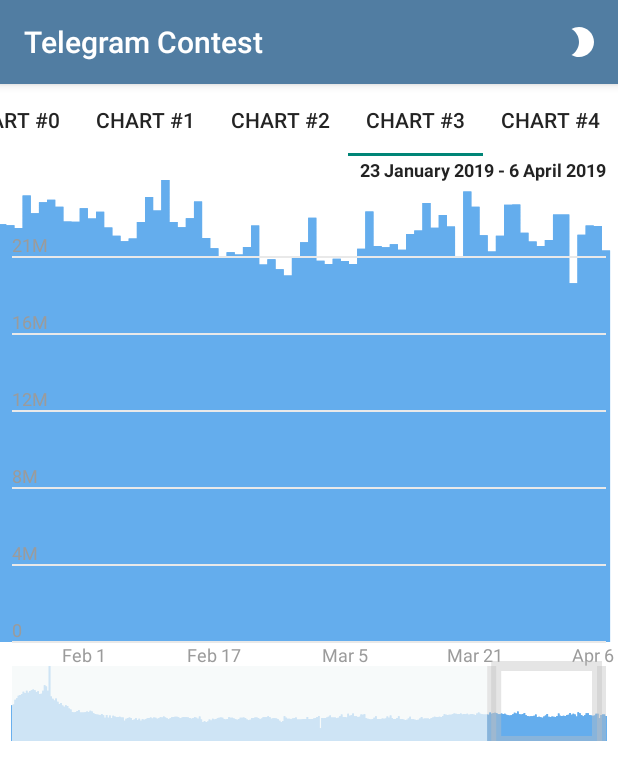
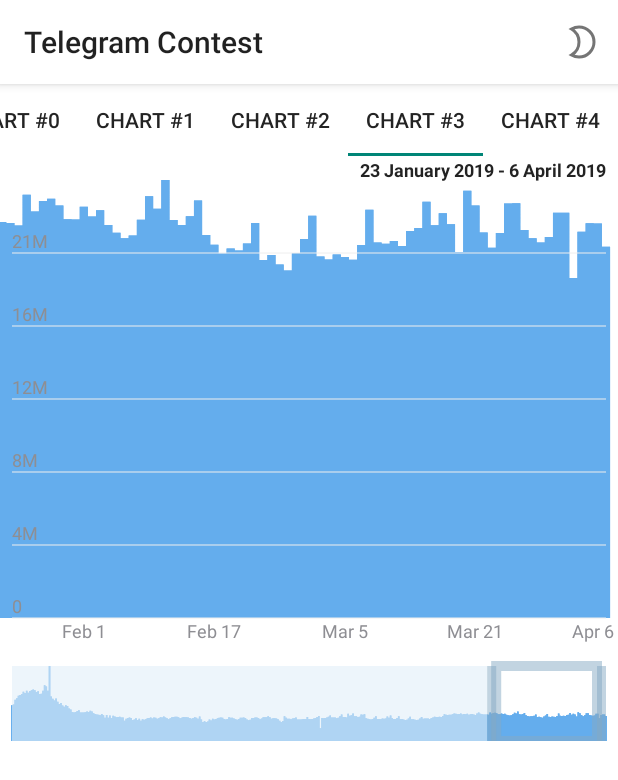
Before and after one commit to e-teplyako/Chart_Drawer_for_Telegram_Contest, an Android app: the screen it shows after launch (MainActivity), tab 4 chosen, on a phone screen of 412 x 824 dp. Shown: the top 780 px of the screen. Run offline under Robolectric (Android 15) with nearby library versions, the phone set to English and light mode, and no system bars.

Commit message:
icon and action bar design

```diff
--- a/app/src/main/java/com/teplyakova/april/telegramcontest/Drawing/BarChartDrawer.java
+++ b/app/src/main/java/com/teplyakova/april/telegramcontest/Drawing/BarChartDrawer.java
@@ -71,16 +71,15 @@ public class BarChartDrawer extends BaseBarChartDrawer {
         //text
         mPlateXValuePaint.setTextSize(mTextSizeLargePx);
         mPlateXValuePaint.setTextAlign(Paint.Align.CENTER);
-        canvas.drawText(DateTimeUtils.formatDateEEEdMMMYYYY(mPosX[mPositionOfChosenPoint]), left + mPlateWidthPx * 0.5f, top + mPlateHeightPx * 0.1f, mPlateXValuePaint);
+        canvas.drawText(DateTimeUtils.formatDateEEEdMMMYYYY(mPosX[mPositionOfChosenPoint]), left + mPlateWidthPx * 0.5f, top + mPlateHeightPx * 0.4f, mPlateXValuePaint);
 
         mPlateYValuePaint.setTextSize(mTextSizeMediumPx);
         mPlateNamePaint.setTextSize(mTextSizeMediumPx);
         mPlateYValuePaint.setTextAlign(Paint.Align.RIGHT);
         mPlateNamePaint.setTextAlign(Paint.Align.LEFT);
-        float heightOffset = 0.2f;
+        float heightOffset = 0.8f;
         for (LineData line : mLines){
             mPlateYValuePaint.setColor(line.color);
-            mPlateNamePaint.setColor(line.color);
             canvas.drawText(line.name, left + mPlateWidthPx * 0.05f, top + mPlateHeightPx * heightOffset, mPlateNamePaint);
             canvas.drawText(String.valueOf(line.posY[mPositionOfChosenPoint]), right - mPlateWidthPx * 0.05f, top + mPlateHeightPx * heightOffset, mPlateYValuePaint);
             heightOffset += 0.1f;
--- a/app/src/main/java/com/teplyakova/april/telegramcontest/Drawing/StackedAreaChartDrawer.java
+++ b/app/src/main/java/com/teplyakova/april/telegramcontest/Drawing/StackedAreaChartDrawer.java
@@ -49,8 +49,8 @@ public class StackedAreaChartDrawer implements ChartDrawer {
     protected final int   TEXT_SIZE_DP             = 12;
     protected final int   TEXT_LABEL_WIDTH_DP      = 36;
     protected final int   TEXT_LABEL_DISTANCE_DP   = 22;
-    protected final int   PLATE_WIDTH_DP           = 120;
-    protected final int   PLATE_HEIGHT_DP          = 180;
+    protected final int   PLATE_WIDTH_DP           = 140;
+    protected final int   PLATE_HEIGHT_DP          = 130;
     protected final int   TEXT_SIZE_SMALL_DP       = 8;
     protected final int   TEXT_SIZE_MEDIUM_DP      = 12;
     protected final int   TEXT_SIZE_LARGE_DP       = 14;
@@ -223,13 +223,13 @@ public class StackedAreaChartDrawer implements ChartDrawer {
         mChartDrawingAreaStartX = drawingAreaOffsetXPx;
         mChartDrawingAreaEndX = width - drawingAreaOffsetXPx;
         mChartDrawingAreaStartY = drawingAreaOffsetYPx;
-        mChartDrawingAreaEndY = height - scrollDrawingAreaHeightPx - drawingAreaOffsetYPx;
+        mChartDrawingAreaEndY = height - scrollDrawingAreaHeightPx - 2 * drawingAreaOffsetYPx;
         mChartDrawingAreaWidth = mChartDrawingAreaEndX - mChartDrawingAreaStartX;
         mChartDrawingAreaHeight = mChartDrawingAreaEndY - mChartDrawingAreaStartY;
 
         mScrollDrawingAreaStartX = drawingAreaOffsetXPx;
         mScrollDrawingAreaEndX = width - drawingAreaOffsetXPx;
-        mScrollDrawingAreaStartY = mChartDrawingAreaEndY + drawingAreaOffsetYPx;
+        mScrollDrawingAreaStartY = mChartDrawingAreaEndY + 2 * drawingAreaOffsetYPx;
         mScrollDrawingAreaEndY = mScrollDrawingAreaStartY + scrollDrawingAreaHeightPx;
         mScrollDrawingAreaWidth = mScrollDrawingAreaEndX - mScrollDrawingAreaStartX;
         mScrollDrawingAreaHeight = mScrollDrawingAreaEndY - mScrollDrawingAreaStartY;
@@ -465,7 +465,7 @@ public class StackedAreaChartDrawer implements ChartDrawer {
         if (mTheme.resolveAttribute(R.attr.dividerColor, dividerColor, true)) {
             mDividerPaint.setColor(dividerColor.data);
         }
-        mDividerPaint.setStrokeWidth(2);
+        mDividerPaint.setStrokeWidth(1);
 
         mBaseLabelPaint = new TextPaint();
         mBaseLabelPaint.setTextSize(mTextSizePx);
@@ -474,6 +474,7 @@ public class StackedAreaChartDrawer implements ChartDrawer {
             mBaseLabelPaint.setColor(baseLabelColor.data);
         }
         mBaseLabelPaint.setTypeface(Typeface.create("Roboto", Typeface.NORMAL));
+        mBaseLabelPaint.setAntiAlias(true);
 
         mPlatePaint = new Paint();
 
@@ -483,12 +484,16 @@ public class StackedAreaChartDrawer implements ChartDrawer {
             mPlateXValuePaint.setColor(textColor.data);
         }
         mPlateXValuePaint.setTypeface(Typeface.create("Roboto", Typeface.BOLD));
+        mPlateXValuePaint.setAntiAlias(true);
 
         mPlateYValuePaint = new TextPaint();
         mPlateYValuePaint.setTypeface(Typeface.create("Roboto", Typeface.BOLD));
+        mPlateYValuePaint.setAntiAlias(true);
 
         mPlateNamePaint = new TextPaint();
         mPlateNamePaint.setTypeface(Typeface.create("Roboto", Typeface.NORMAL));
+        mPlateNamePaint.setAntiAlias(true);
+        mPlateNamePaint.setColor(textColor.data);
 
         mBackgroundPaint = new Paint();
         TypedValue backgroundColor = new TypedValue();
@@ -850,20 +855,13 @@ public class StackedAreaChartDrawer implements ChartDrawer {
         mPlateNamePaint.setTextSize(mTextSizeMediumPx);
         mPlateYValuePaint.setTextAlign(Paint.Align.RIGHT);
         mPlateNamePaint.setTextAlign(Paint.Align.LEFT);
-        float heightOffset = 0.2f;
-        long sumOfChosenValues = 0;
+        float heightOffset = 0.24f;
         for (ChartArea area : areas){
             mPlateYValuePaint.setColor(area.Data.color);
-            mPlateNamePaint.setColor(area.Data.color);
             canvas.drawText(String.valueOf(area.Percentages[mPositionOfChosenPoint - mPointsMinIndex]) + "% " + area.Data.name, left + mPlateWidthPx * 0.05f, top + mPlateHeightPx * heightOffset, mPlateNamePaint);
             canvas.drawText(String.valueOf(area.Data.posY[mPositionOfChosenPoint]), right - mPlateWidthPx * 0.05f, top + mPlateHeightPx * heightOffset, mPlateYValuePaint);
-            heightOffset += 0.1f;
-            sumOfChosenValues += area.Data.posY[mPositionOfChosenPoint];
+            heightOffset += 0.14f;
         }
-        mPlateNamePaint.setColor(Color.BLACK);
-        mPlateYValuePaint.setColor(Color.BLACK);
-        canvas.drawText("All", left + mPlateWidthPx * 0.05f, top + mPlateHeightPx * heightOffset, mPlateNamePaint);
-        canvas.drawText(String.valueOf(sumOfChosenValues), right - mPlateWidthPx * 0.05f, top + mPlateHeightPx * heightOffset, mPlateYValuePaint);
     }
 
     private void drawYLabels (float height, long yMax, int alpha, boolean left, Canvas canvas) {
--- a/app/src/main/java/com/teplyakova/april/telegramcontest/Drawing/StackedBarChartDrawer.java
+++ b/app/src/main/java/com/teplyakova/april/telegramcontest/Drawing/StackedBarChartDrawer.java
@@ -82,14 +82,11 @@ public class StackedBarChartDrawer extends BaseBarChartDrawer {
         long sumOfChosenValues = 0;
         for (LineData line : mLines){
             mPlateYValuePaint.setColor(line.color);
-            mPlateNamePaint.setColor(line.color);
             canvas.drawText(line.name, left + mPlateWidthPx * 0.05f, top + mPlateHeightPx * heightOffset, mPlateNamePaint);
             canvas.drawText(String.valueOf(line.posY[mPositionOfChosenPoint]), right - mPlateWidthPx * 0.05f, top + mPlateHeightPx * heightOffset, mPlateYValuePaint);
             heightOffset += 0.1f;
             sumOfChosenValues += line.posY[mPositionOfChosenPoint];
         }
-        mPlateNamePaint.setColor(Color.BLACK);
-        mPlateYValuePaint.setColor(Color.BLACK);
         canvas.drawText("All", left + mPlateWidthPx * 0.05f, top + mPlateHeightPx * heightOffset, mPlateNamePaint);
         canvas.drawText(String.valueOf(sumOfChosenValues), right - mPlateWidthPx * 0.05f, top + mPlateHeightPx * heightOffset, mPlateYValuePaint);
 
--- a/app/src/main/java/com/teplyakova/april/telegramcontest/UI/MainActivity.java
+++ b/app/src/main/java/com/teplyakova/april/telegramcontest/UI/MainActivity.java
@@ -96,10 +96,10 @@ public class MainActivity extends AppCompatActivity {
         inflater.inflate(R.menu.switch_mode_menu, menu);
         MenuItem item = menu.findItem(R.id.switch_theme);
         if (isNightModeEnabled()) {
-            item.setIcon(ContextCompat.getDrawable(this, R.drawable.ic_day_mode));
+            item.setIcon(ContextCompat.getDrawable(this, R.drawable.ic_night_mode));
         }
         else {
-            item.setIcon(ContextCompat.getDrawable(this, R.drawable.ic_night_mode));
+            item.setIcon(ContextCompat.getDrawable(this, R.drawable.ic_day_mode));
         }
         return true;
     }
--- a/app/src/main/res/drawable/ic_day_mode.xml
+++ b/app/src/main/res/drawable/ic_day_mode.xml
@@ -4,6 +4,7 @@
     android:viewportWidth="24"
     android:viewportHeight="24">
   <path
-      android:fillColor="#FFFFFFFF"
-      android:pathData="M20,15.31L23.31,12 20,8.69V4h-4.69L12,0.69 8.69,4H4v4.69L0.69,12 4,15.31V20h4.69L12,23.31 15.31,20H20v-4.69zM12,18c-3.31,0 -6,-2.69 -6,-6s2.69,-6 6,-6 6,2.69 6,6 -2.69,6 -6,6z"/>
+      android:strokeColor="#757575"
+      android:strokeWidth="2"
+      android:pathData="M10,2c-1.82,0 -3.53,0.5 -5,1.35C7.99,5.08 10,8.3 10,12s-2.01,6.92 -5,8.65C6.47,21.5 8.18,22 10,22c5.52,0 10,-4.48 10,-10S15.52,2 10,2z"/>
 </vector>
--- a/app/src/main/res/drawable/ic_night_mode.xml
+++ b/app/src/main/res/drawable/ic_night_mode.xml
@@ -4,6 +4,7 @@
     android:viewportWidth="24"
     android:viewportHeight="24">
   <path
-      android:fillColor="#FFFFFFFF"
+      android:strokeColor="#FFFFFF"
+      android:strokeWidth="2"
       android:pathData="M10,2c-1.82,0 -3.53,0.5 -5,1.35C7.99,5.08 10,8.3 10,12s-2.01,6.92 -5,8.65C6.47,21.5 8.18,22 10,22c5.52,0 10,-4.48 10,-10S15.52,2 10,2z"/>
 </vector>
--- a/app/src/main/res/menu/switch_mode_menu.xml
+++ b/app/src/main/res/menu/switch_mode_menu.xml
@@ -2,7 +2,7 @@
 <menu xmlns:android="http://schemas.android.com/apk/res/android"
     xmlns:app="http://schemas.android.com/apk/res-auto">
     <item android:id="@+id/switch_theme"
-        android:icon="@drawable/ic_night_mode"
+        android:icon="@drawable/ic_day_mode"
         android:title="@string/switch_mode"
         app:showAsAction="ifRoom"/>
 </menu>
--- a/app/src/main/res/values/colors.xml
+++ b/app/src/main/res/values/colors.xml
@@ -4,24 +4,26 @@
     <color name="colorPrimaryDark">#303F9F</color>
     <color name="colorAccent">#FF4081</color>
 
-    <color name="actionBarColorDay">#517da2</color>
+    <color name="actionBarTextColorDay">#000000</color>
+    <color name="actionBarTextColorNight">#FFFFFF</color>
+    <color name="actionBarColorDay">#FFFFFF</color>
     <color name="actionBarColorNight">#212d3b</color>
     <color name="primaryBackgroundColorDay">#ffffff</color>
     <color name="primaryBackgroundColorNight">#1d2733</color>
-    <color name="chartScrollViewBackgroundColorDay">#BBf5f8f9</color>
-    <color name="chartScrollViewBackgroundColorNight">#BB19232e</color>
+    <color name="chartScrollViewBackgroundColorDay">#99E2EEF9</color>
+    <color name="chartScrollViewBackgroundColorNight">#99304259</color>
     <color name="labelTextColorDay">#232323</color>
     <color name="labelTextColorNight">#ffffff</color>
-    <color name="dividerColorDay">#E9E9E9</color>
-    <color name="dividerColorNight">#101924</color>
+    <color name="dividerColorDay">#EEEEEE</color>
+    <color name="dividerColorNight">#37474F</color>
     <color name="plateBackgroundColorDay">#ffffff</color>
     <color name="plateBackgroundColorNight">#202b38</color>
-    <color name="colorPrimaryDarkDay">#426382</color>
+    <color name="colorPrimaryDarkDay">#ffffff</color>
     <color name="colorPrimaryDarkNight">#1a242e</color>
-    <color name="sliderColorDay">#66BDBDBD</color>
-    <color name="sliderColorNight">#66BDBDBD</color>
-    <color name="baseLabelColorDay">#9B9B9B</color>
-    <color name="baseLabelColorNight">#9E9E9E</color>
-    <color name="opaqueBackgroundDay">#88FFFFFF</color>
-    <color name="opaqueBackgroundNight">#88242F3E</color>
+    <color name="sliderColorDay">#8086A9C4</color>
+    <color name="sliderColorNight">#806F899E</color>
+    <color name="baseLabelColorDay">#8E8E93</color>
+    <color name="baseLabelColorNight">#99A3B1C2</color>
+    <color name="opaqueBackgroundDay">#80FFFFFF</color>
+    <color name="opaqueBackgroundNight">#80242F3E</color>
 </resources>
--- a/app/src/main/res/values/styles.xml
+++ b/app/src/main/res/values/styles.xml
@@ -1,4 +1,4 @@
-<resources>
+<resources xmlns:tools="http://schemas.android.com/tools">
 
     <!-- Base application theme. -->
     <style name="AppTheme" parent="Theme.AppCompat.Light.DarkActionBar">
@@ -8,9 +8,11 @@
         <item name="colorAccent">@color/colorAccent</item>
     </style>
 
-    <style name="DayMode" parent="Theme.AppCompat.Light.DarkActionBar">
+    <style name="DayMode" parent="Base.Theme.AppCompat.Light">
+        <item name="android:windowLightStatusBar" tools:targetApi="23">true</item>
         <item name="colorPrimary">@color/actionBarColorDay</item>
         <item name="colorPrimaryDark">@color/colorPrimaryDarkDay</item>
+        <item name="actionMenuTextColor">@color/actionBarTextColorDay</item>
         <item name="android:colorBackground">@color/primaryBackgroundColorDay</item>
         <item name="chartScrollViewBackgroundColor">@color/chartScrollViewBackgroundColorDay</item>
         <item name="labelTextColor">@color/labelTextColorDay</item>
```
Also changed, not shown: app/src/main/java/com/teplyakova/april/telegramcontest/Drawing/BaseBarChartDrawer.java (+10 -4 lines), app/src/main/java/com/teplyakova/april/telegramcontest/Drawing/BaseLineChartDrawer.java (+18 -44 lines).
